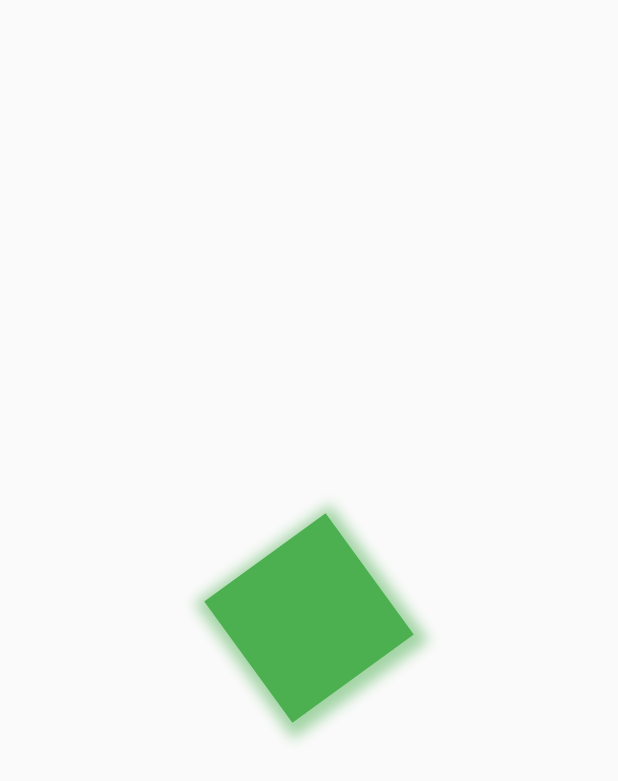
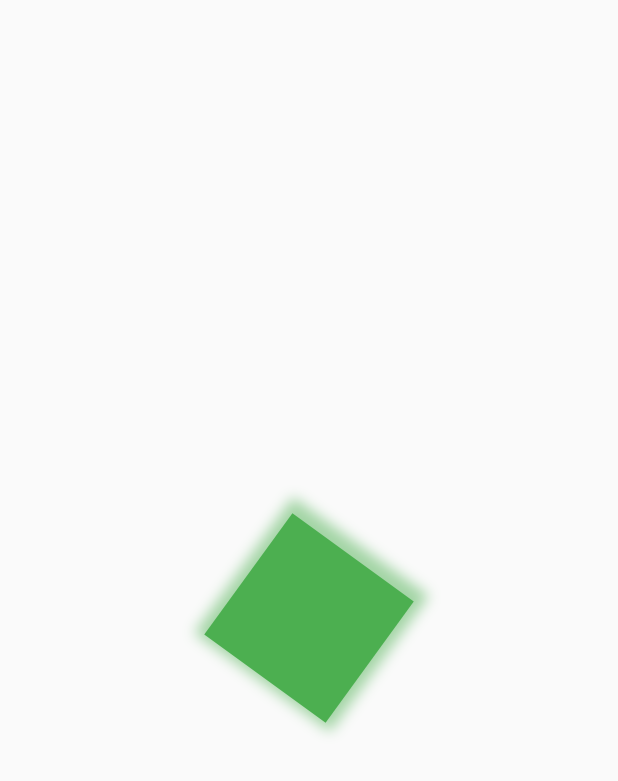
Before and after one commit to Hassan0308/Flutter-Animation, a Flutter app: the screen it shows after launch, on a phone screen of 412 x 824 dp. Shown: the top 781 px of the screen. Run offline on Flutter 3.47's test engine with Material 2 defaults, Android fonts, the phone set to English and light mode, and no system bars.

```diff
--- a/lib/main.dart
+++ b/lib/main.dart
@@ -38,13 +38,7 @@ class _MyHomePageState extends State<MyHomePage> with SingleTickerProviderStateM
   @override
   void initState() {
     //initiate animation controller
-   _animationController=AnimationController(vsync: this,duration: Duration(seconds: 2));
-   _animationController.addListener(() {
-
-     setState(() {
-
-     });
-   });
+   _animationController=AnimationController(vsync: this,duration: Duration(seconds: 3));
    //initiate animation
    positionAnimation = Tween<double>(begin: 0.0,end: 2*math.pi,).animate(_animationController);
    //animation start
```
